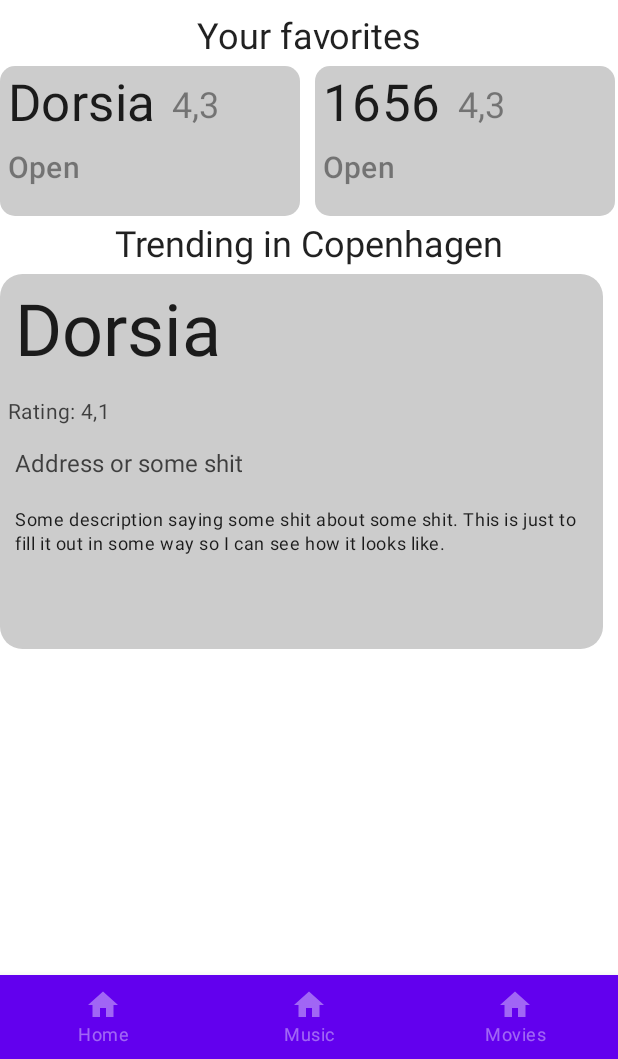
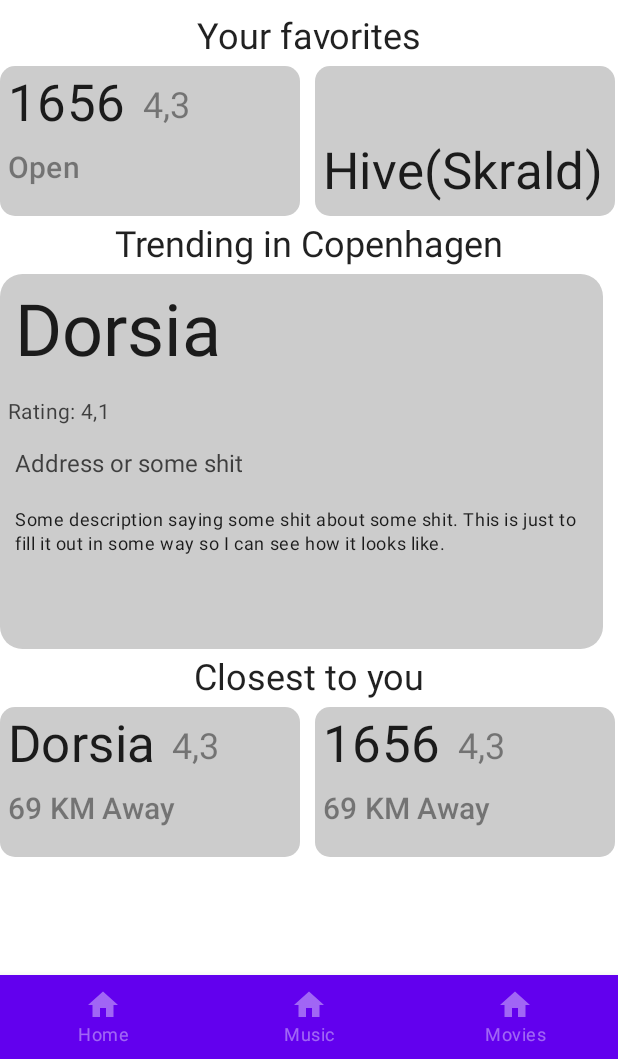
Before and after one commit to Fiedler12/NightLife, an Android app built with Jetpack Compose: the screen it shows after launch (MainActivity), after a tap on "Login", on a phone screen of 412 x 824 dp, the part 177-1236 px from its top. Run offline under Robolectric (Android 15) with nearby library versions, the phone set to English and light mode, and no system bars.

```diff
--- a/app/src/main/java/com/example/nightlife/MainActivity.kt
+++ b/app/src/main/java/com/example/nightlife/MainActivity.kt
@@ -7,7 +7,9 @@ import androidx.compose.foundation.background
 import androidx.compose.foundation.layout.*
 import androidx.compose.foundation.lazy.LazyRow
 import androidx.compose.foundation.lazy.items
+import androidx.compose.foundation.rememberScrollState
 import androidx.compose.foundation.shape.RoundedCornerShape
+import androidx.compose.foundation.verticalScroll
 import androidx.compose.material.*
 import androidx.compose.material.SnackbarDefaults.backgroundColor
 import androidx.compose.material.icons.Icons
@@ -30,7 +32,6 @@ import com.example.nightlife.ui.theme.NightLifeTheme
 import com.example.nightlife.viewmodel.HomeViewModel
 
 class MainActivity : ComponentActivity() {
-
     private val viewModel = HomeViewModel()
     override fun onCreate(savedInstanceState: Bundle?) {
         super.onCreate(savedInstanceState)
@@ -65,7 +66,9 @@ fun Login(onButtonClick: () -> Unit) {
 
 @Composable
 fun OverviewPage(viewModel: HomeViewModel) {
-    Column(modifier = Modifier.fillMaxSize(), horizontalAlignment = Alignment.CenterHorizontally) {
+    Column(modifier = Modifier
+        .fillMaxSize()
+        .verticalScroll(rememberScrollState()), horizontalAlignment = Alignment.CenterHorizontally) {
         Text(text = "Welcome to NightLife!",
             modifier = Modifier.padding(5.dp),
             style = MaterialTheme.typography.h3)
@@ -77,8 +80,8 @@ fun OverviewPage(viewModel: HomeViewModel) {
             .fillMaxWidth()
             .padding(),
         horizontalArrangement = Arrangement.spacedBy(10.dp)) {
-            items(viewModel.favoriteBars) {
-                FavoriteComponent(name = it)
+            items(viewModel.favorites) {
+                FavoriteComponent(name = it.name)
             }
         }
         Text(text = "Trending in Copenhagen",
@@ -88,8 +91,19 @@ fun OverviewPage(viewModel: HomeViewModel) {
             .height(250.dp)
             .fillMaxWidth(),
         horizontalArrangement = Arrangement.spacedBy(10.dp)) {
-            items(viewModel.favoriteBars) {
-                TrendyComponent(name = it)
+            items(viewModel.bars.allBars) {
+                TrendyComponent(name = it.name)
+            }
+        }
+        Text(text = "Closest to you",
+        modifier = Modifier.padding(5.dp),
+        style = MaterialTheme.typography.h5)
+        LazyRow(modifier = Modifier
+            .height(250.dp)
+            .fillMaxWidth(),
+            horizontalArrangement = Arrangement.spacedBy(10.dp)) {
+            items(viewModel.bars.allBars) {
+                ProximityComponent(name = it.name)
             }
         }
     }
@@ -124,6 +138,45 @@ fun FavoriteComponent(name: String) {
             }
             Text(
                 text = "Open",
+                modifier = Modifier
+                    .padding(5.dp)
+                    .alpha(0.5f),
+                style = MaterialTheme.typography.h6
+            )
+        }
+    }
+    // Should be clickable to navigate to company profile.
+}
+
+@Composable
+fun ProximityComponent(name: String) {
+    Box(modifier = Modifier
+        .height(100.dp)
+        .width(200.dp)
+        .clip(RoundedCornerShape(10.dp))
+        .background(Color.LightGray)
+        .padding()) {
+        Column(modifier = Modifier.fillMaxSize()) {
+            Row(
+                modifier = Modifier.fillMaxWidth(),
+                horizontalArrangement = Arrangement.Start,
+                verticalAlignment = Alignment.Bottom
+            ) {
+                Text(
+                    text = name,
+                    modifier = Modifier.padding(5.dp),
+                    style = MaterialTheme.typography.h4
+                )
+                Text(
+                    text = "4,3",
+                    modifier = Modifier
+                        .padding(horizontal = 5.dp, vertical = 10.dp)
+                        .alpha(0.5f),
+                    style = MaterialTheme.typography.h5
+                )
+            }
+            Text(
+                text = "69 KM Away",
                 modifier = Modifier
                     .padding(5.dp)
                     .alpha(0.5f),
@@ -197,6 +250,25 @@ fun NavBar() {
     }
 }
 
+@Composable
+fun ProfileScreen(id: Int) {
+    Column(modifier = Modifier.fillMaxSize()) {
+        Box(
+            Modifier
+                .fillMaxWidth()
+                .height(150.dp)
+                .background(Color.LightGray)) {
+            Text(text = "Picture")
+        }
+        Text(text = "Name",
+            modifier = Modifier.padding(10.dp),
+            style = MaterialTheme.typography.h3)
+        Text(text = "Some log description",
+        modifier = Modifier.padding(10.dp),
+        style = MaterialTheme.typography.body1)
+    }
+}
+
 
 @Preview(showBackground = true)
 @Composable
@@ -219,18 +291,12 @@ fun LoggedInPreview() {
 
 @Preview(showBackground = true)
 @Composable
-fun FavoritePreview() {
-    FavoriteComponent(name = "1656")
+fun NavPreview() {
+    NavBar()
 }
 
 @Preview(showBackground = true)
 @Composable
-fun TrendPreview() {
-    TrendyComponent(name = "BarKowski")
+fun barPreview() {
+    ProfileScreen(id = 1)
 }
-
-@Preview(showBackground = true)
-@Composable
-fun NavPreview() {
-    NavBar()
-}
--- /dev/null
+++ b/app/src/main/java/com/example/nightlife/model/Bars.kt
@@ -0,0 +1,19 @@
+package com.example.nightlife.model
+
+import kotlin.random.Random
+
+
+// Temporary class made to populate homescreen.
+class Bars {
+    var receivedNames = mutableListOf("Dorsia", "1656", "Toves Vinkælder", "Kurt Ravns Hytte", "Hive(Skrald)", "Tyrolia")
+    val allBars = mutableListOf<Bar>()
+
+    init {
+        var t = 0
+        for (i in receivedNames) {
+            val newBar = Bar(t, i, Random.nextDouble(0.0,5.0))
+            allBars.add(newBar)
+            t++
+        }
+    }
+}
--- a/app/src/main/java/com/example/nightlife/model/User.kt
+++ b/app/src/main/java/com/example/nightlife/model/User.kt
@@ -3,5 +3,5 @@ package com.example.nightlife.model
 class User(id: Int, name: String) {
     val id = id
     val name = name
-
+    val favorites = mutableListOf<Int>(1, 4, 5)
 }
--- a/app/src/main/java/com/example/nightlife/viewmodel/HomeViewModel.kt
+++ b/app/src/main/java/com/example/nightlife/viewmodel/HomeViewModel.kt
@@ -6,21 +6,29 @@ import androidx.compose.runtime.setValue
 import androidx.lifecycle.ViewModel
 import androidx.lifecycle.viewModelScope
 import com.example.nightlife.model.Bar
+import com.example.nightlife.model.Bars
+import com.example.nightlife.model.User
 import kotlinx.coroutines.delay
 import kotlinx.coroutines.launch
 
 class HomeViewModel: ViewModel() {
     var loggedIn by mutableStateOf(false)
-    var user: String? = null
-
-    var favoriteBars = mutableListOf("Dorsia", "1656", "Toves Vinkælder", "Kurt ravns drankerhytte")
-    var trendingBars = mutableListOf<String>()
+    var user = User(1, "TestUser")
+    val bars = Bars()
+    var favorites = mutableListOf<Bar>()
 
 
+    //
     fun logIn() {
         viewModelScope.launch {
             loggedIn = !loggedIn
-            user = "TestUser"
+            for (i in user.favorites) {
+                for (b in bars.allBars) {
+                    if (i == b.id) {
+                        favorites.add(b)
+                    }
+                }
+            }
         }
     }
 
--- /dev/null
+++ b/app/src/main/java/com/example/nightlife/viewmodel/ProfileViewModel.kt
@@ -0,0 +1,9 @@
+package com.example.nightlife.viewmodel
+
+import androidx.lifecycle.ViewModel
+
+class ProfileViewModel(id: Int): ViewModel() {
+    val id = id
+
+
+}
```
